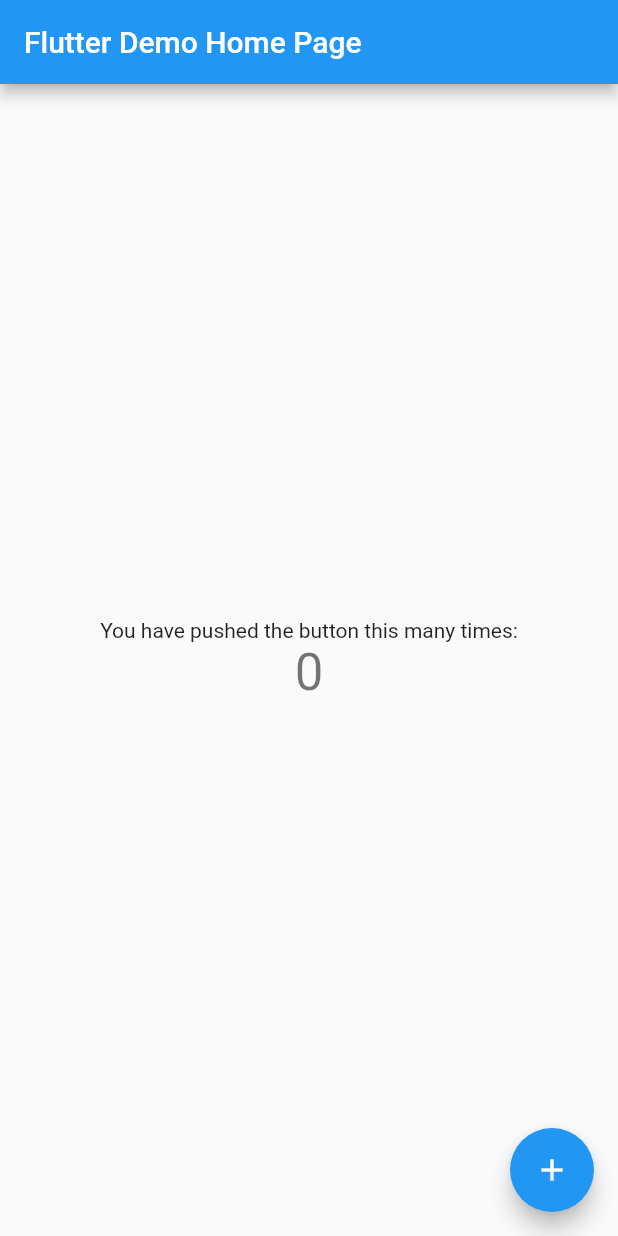
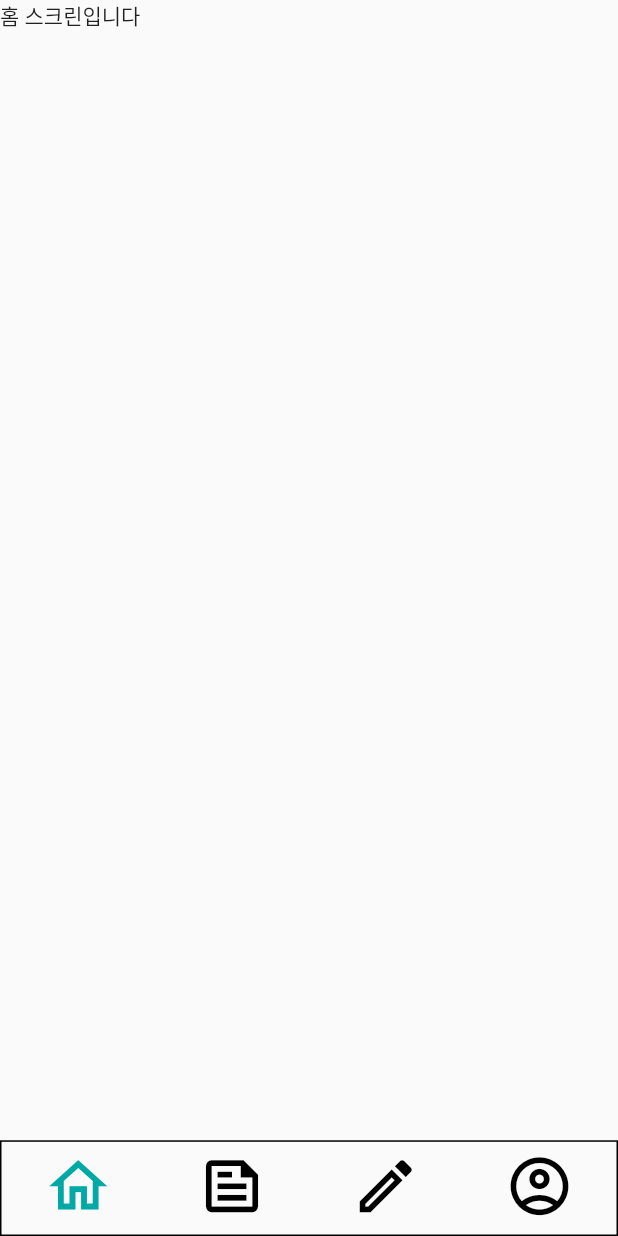
Before and after one commit to BSSMflat/BSSMflat-App, a Flutter app: the screen it shows after launch, on a phone screen of 412 x 824 dp. Run offline on Flutter 3.47's test engine with Material 2 defaults, Android fonts, the phone set to English and light mode, and no system bars; our stand-ins replace flutter_screenutil.

Commit message:
bottombar 및 기초 screen 구현

```diff
--- a/lib/main.dart
+++ b/lib/main.dart
@@ -1,4 +1,10 @@
+import 'package:bssmflat/screen/home_screen.dart';
+import 'package:bssmflat/screen/studypaper_screen.dart';
+import 'package:bssmflat/screen/user_screen.dart';
+import 'package:bssmflat/screen/wrongnote_screen.dart';
+import 'package:bssmflat/widget/bottom_bar.dart';
 import 'package:flutter/material.dart';
+import 'package:flutter_screenutil/flutter_screenutil.dart';
 
 void main() {
   runApp(const MyApp());
@@ -7,109 +13,29 @@ void main() {
 class MyApp extends StatelessWidget {
   const MyApp({Key? key}) : super(key: key);
 
-  // This widget is the root of your application.
   @override
   Widget build(BuildContext context) {
-    return MaterialApp(
-      title: 'Flutter Demo',
-      theme: ThemeData(
-        // This is the theme of your application.
-        //
-        // Try running your application with "flutter run". You'll see the
-        // application has a blue toolbar. Then, without quitting the app, try
-        // changing the primarySwatch below to Colors.green and then invoke
-        // "hot reload" (press "r" in the console where you ran "flutter run",
-        // or simply save your changes to "hot reload" in a Flutter IDE).
-        // Notice that the counter didn't reset back to zero; the application
-        // is not restarted.
-        primarySwatch: Colors.blue,
-      ),
-      home: const MyHomePage(title: 'Flutter Demo Home Page'),
-    );
+    // ignore: prefer_const_constructors
+    return ScreenUtilInit(
+        designSize: Size(360, 800),
+        builder: (BuildContext context, Widget? child) => MaterialApp(
+              theme: ThemeData(primaryColor: Color(0xffE5E5E5)),
+              title: 'BssmFlat',
+              debugShowCheckedModeBanner: false,
+              home: const DefaultTabController(
+                  length: 4,
+                  child: Scaffold(
+                    body: TabBarView(
+                      physics: NeverScrollableScrollPhysics(),
+                      children: [
+                        homeScreen(),
+                        studyPaperScreen(),
+                        wrongAnswerScreen(),
+                        userScreen()
+                      ],
+                    ),
+                    bottomNavigationBar: Bottom(),
+                  )),
+            ));
   }
 }
-
-class MyHomePage extends StatefulWidget {
-  const MyHomePage({Key? key, required this.title}) : super(key: key);
-
-  // This widget is the home page of your application. It is stateful, meaning
-  // that it has a State object (defined below) that contains fields that affect
-  // how it looks.
-
-  // This class is the configuration for the state. It holds the values (in this
-  // case the title) provided by the parent (in this case the App widget) and
-  // used by the build method of the State. Fields in a Widget subclass are
-  // always marked "final".
-
-  final String title;
-
-  @override
-  State<MyHomePage> createState() => _MyHomePageState();
-}
-
-class _MyHomePageState extends State<MyHomePage> {
-  int _counter = 0;
-
-  void _incrementCounter() {
-    setState(() {
-      // This call to setState tells the Flutter framework that something has
-      // changed in this State, which causes it to rerun the build method below
-      // so that the display can reflect the updated values. If we changed
-      // _counter without calling setState(), then the build method would not be
-      // called again, and so nothing would appear to happen.
-      _counter++;
-    });
-  }
-
-  @override
-  Widget build(BuildContext context) {
-    // This method is rerun every time setState is called, for instance as done
-    // by the _incrementCounter method above.
-    //
-    // The Flutter framework has been optimized to make rerunning build methods
-    // fast, so that you can just rebuild anything that needs updating rather
-    // than having to individually change instances of widgets.
-    return Scaffold(
-      appBar: AppBar(
-        // Here we take the value from the MyHomePage object that was created by
-        // the App.build method, and use it to set our appbar title.
-        title: Text(widget.title),
-      ),
-      body: Center(
-        // Center is a layout widget. It takes a single child and positions it
-        // in the middle of the parent.
-        child: Column(
-          // Column is also a layout widget. It takes a list of children and
-          // arranges them vertically. By default, it sizes itself to fit its
-          // children horizontally, and tries to be as tall as its parent.
-          //
-          // Invoke "debug painting" (press "p" in the console, choose the
-          // "Toggle Debug Paint" action from the Flutter Inspector in Android
-          // Studio, or the "Toggle Debug Paint" command in Visual Studio Code)
-          // to see the wireframe for each widget.
-          //
-          // Column has various properties to control how it sizes itself and
-          // how it positions its children. Here we use mainAxisAlignment to
-          // center the children vertically; the main axis here is the vertical
-          // axis because Columns are vertical (the cross axis would be
-          // horizontal).
-          mainAxisAlignment: MainAxisAlignment.center,
-          children: <Widget>[
-            const Text(
-              'You have pushed the button this many times:',
-            ),
-            Text(
-              '$_counter',
-              style: Theme.of(context).textTheme.headline4,
-            ),
-          ],
-        ),
-      ),
-      floatingActionButton: FloatingActionButton(
-        onPressed: _incrementCounter,
-        tooltip: 'Increment',
-        child: const Icon(Icons.add),
-      ), // This trailing comma makes auto-formatting nicer for build methods.
-    );
-  }
-}
--- /dev/null
+++ b/lib/screen/home_screen.dart
@@ -0,0 +1,12 @@
+import 'package:flutter/material.dart';
+
+class homeScreen extends StatelessWidget {
+  const homeScreen({ Key? key }) : super(key: key);
+
+  @override
+  Widget build(BuildContext context) {
+    return Container(
+      child: Text("홈 스크린입니다"),
+    );
+  }
+}
--- /dev/null
+++ b/lib/screen/studypaper_screen.dart
@@ -0,0 +1,12 @@
+import 'package:flutter/material.dart';
+
+class studyPaperScreen extends StatelessWidget {
+  const studyPaperScreen({ Key? key }) : super(key: key);
+
+  @override
+  Widget build(BuildContext context) {
+    return Container(
+      child: Text("학습지 스크린입니다"),
+    );
+  }
+}
--- /dev/null
+++ b/lib/screen/user_screen.dart
@@ -0,0 +1,12 @@
+import 'package:flutter/material.dart';
+
+class userScreen extends StatelessWidget {
+  const userScreen({ Key? key }) : super(key: key);
+
+  @override
+  Widget build(BuildContext context) {
+    return Container(
+      child: Text("유저 스크린입니다"),
+    );
+  }
+}
--- /dev/null
+++ b/lib/screen/wrongnote_screen.dart
@@ -0,0 +1,12 @@
+import 'package:flutter/material.dart';
+
+class wrongAnswerScreen extends StatelessWidget {
+  const wrongAnswerScreen({ Key? key }) : super(key: key);
+
+  @override
+  Widget build(BuildContext context) {
+    return Container(
+      child: Text("오답노트 스크린입니다"),
+    );
+  }
+}
--- /dev/null
+++ b/lib/widget/bottom_bar.dart
@@ -0,0 +1,54 @@
+import 'package:flutter/material.dart';
+import 'package:flutter_screenutil/flutter_screenutil.dart';
+
+class Bottom extends StatelessWidget {
+  const Bottom({Key? key}) : super(key: key);
+
+  @override
+  Widget build(BuildContext context) {
+    return ScreenUtilInit(
+      designSize: Size(360, 800),
+      builder: (BuildContext context, Widget? child) => Container(
+        decoration: BoxDecoration(
+          border: Border.all(
+            color: Colors.black, // red as border color
+          ),
+        ),
+        child: SizedBox(
+          height: 60.h,
+          child: TabBar(
+            labelColor: const Color(0xff00A9A5),
+            unselectedLabelColor: Colors.black,
+            indicatorColor: Colors.transparent,
+            tabs: [
+              Tab(
+                icon: Icon(
+                  Icons.home_outlined,
+                  size: 45.h,
+                ),
+              ),
+              Tab(
+                icon: Icon(
+                  Icons.feed_outlined,
+                  size: 45.h,
+                ),
+              ),
+              Tab(
+                icon: Icon(
+                  Icons.edit_outlined,
+                  size: 45.h,
+                ),
+              ),
+              Tab(
+                icon: Icon(
+                  Icons.account_circle_outlined,
+                  size: 45.h,
+                ),
+              ),
+            ],
+          ),
+        ),
+      ),
+    );
+  }
+}
```
Also changed, not shown: pubspec.yaml (+6 -3 lines), images/tabbar/first.png (added), images/tabbar/forth.png (added), images/tabbar/second.png (added), images/tabbar/third.png (added), pubspec.lock.
